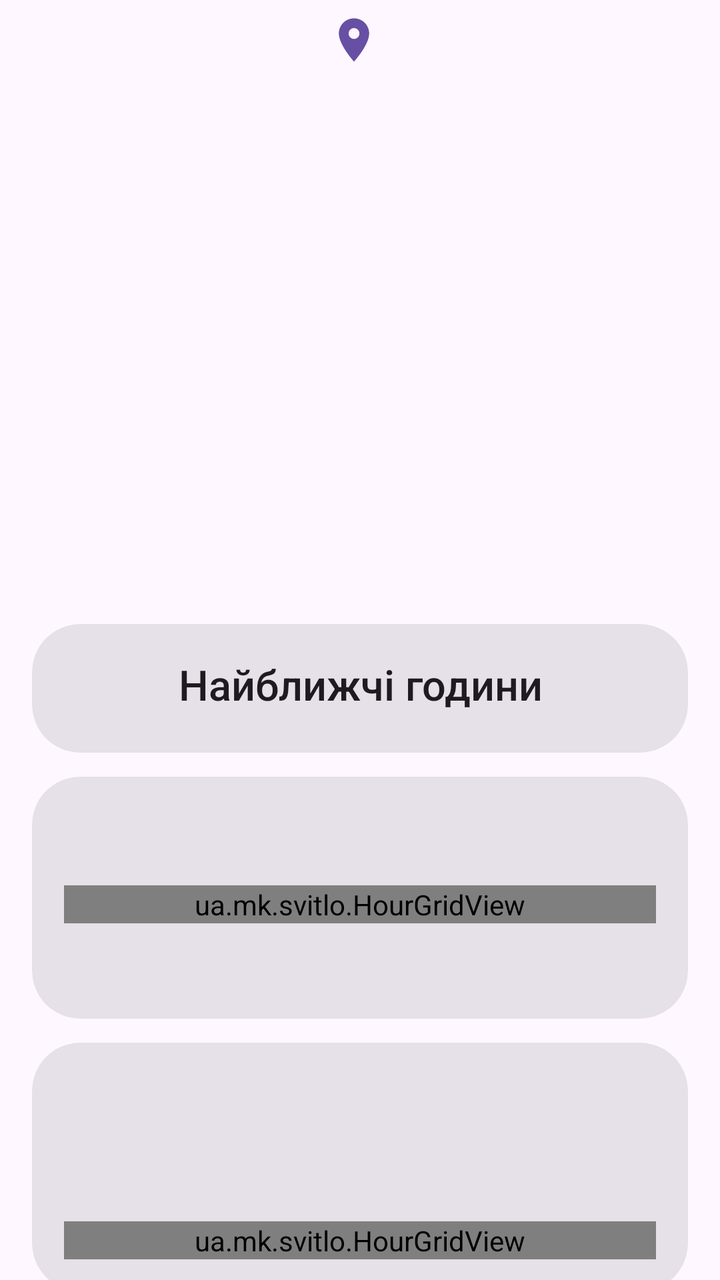
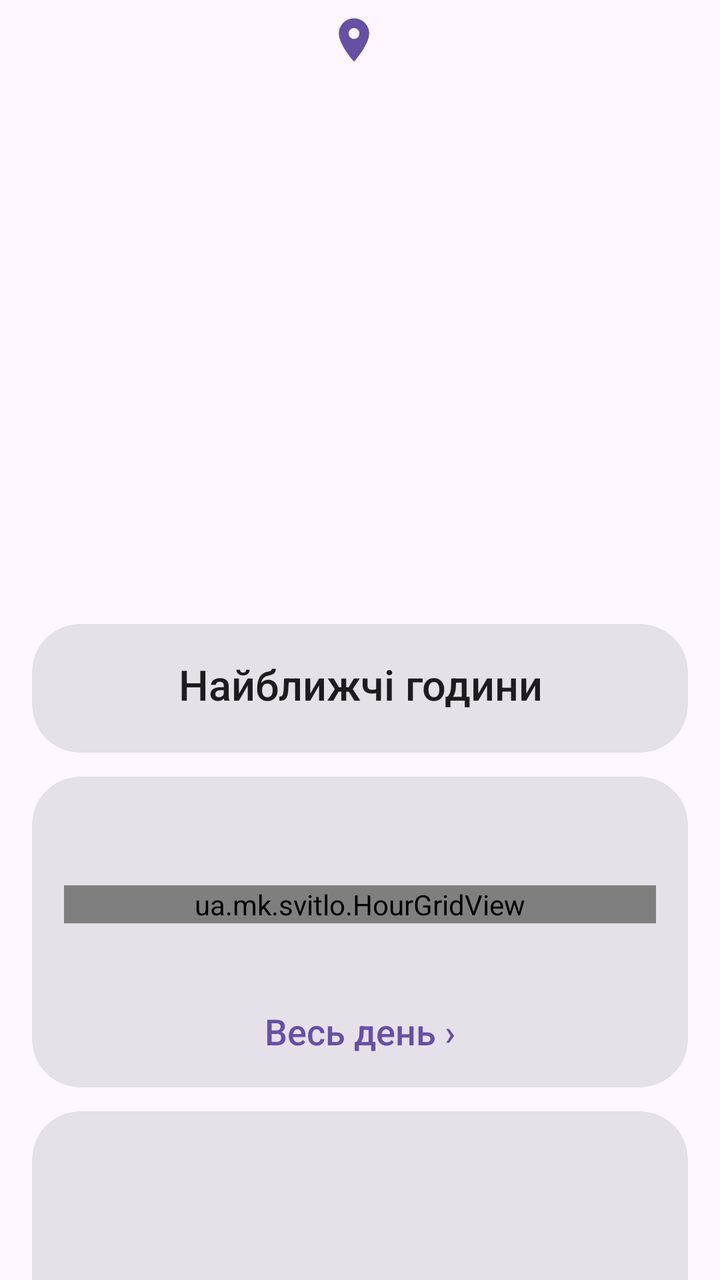

Screens rendered from an Android XML layout before and after an edit, with the pre-edit source and the edit as a unified diff.
<!-- AndroidManifest.xml: application theme AppTheme -->
<!-- res/layout/page_address.xml -->
<?xml version="1.0" encoding="utf-8"?>
<androidx.core.widget.NestedScrollView xmlns:android="http://schemas.android.com/apk/res/android"
    xmlns:app="http://schemas.android.com/apk/res-auto"
    android:layout_width="match_parent"
    android:layout_height="match_parent">

    <LinearLayout
        android:layout_width="match_parent"
        android:layout_height="wrap_content"
        android:orientation="vertical"
        android:paddingStart="16dp"
        android:paddingTop="4dp"
        android:paddingEnd="16dp"
        android:paddingBottom="24dp">

        
        <LinearLayout
            android:id="@+id/p_addr_box"
            android:layout_width="wrap_content"
            android:layout_height="wrap_content"
            android:layout_gravity="center_horizontal"
            android:gravity="center_vertical"
            android:orientation="horizontal">

            <ImageView
                android:layout_width="26dp"
                android:layout_height="26dp"
                android:layout_marginEnd="6dp"
                android:contentDescription="@null"
                android:src="@drawable/ic_place"
                android:tint="?attr/colorPrimary" />

            <TextView
                android:id="@+id/p_addr_name"
                android:layout_width="wrap_content"
                android:layout_height="wrap_content"
                android:fontFamily="sans-serif-medium"
                android:gravity="center"
                android:textColor="?attr/colorOnSurface"
                android:textSize="24sp" />
        </LinearLayout>

        <TextView
            android:id="@+id/p_addr_full"
            android:layout_width="match_parent"
            android:layout_height="wrap_content"
            android:layout_marginTop="2dp"
            android:layout_marginBottom="12dp"
            android:gravity="center"
            android:textColor="?attr/colorOnSurfaceVariant"
            android:textSize="17sp" />

        
        <com.google.android.material.card.MaterialCardView
            android:id="@+id/card_hero"
            android:layout_width="match_parent"
            android:layout_height="wrap_content"
            app:cardCornerRadius="28dp"
            app:cardElevation="0dp"
            app:strokeWidth="0dp">

            <LinearLayout
                android:layout_width="match_parent"
                android:layout_height="wrap_content"
                android:gravity="center_horizontal"
                android:orientation="vertical"
                android:paddingStart="20dp"
                android:paddingTop="22dp"
                android:paddingEnd="20dp"
                android:paddingBottom="22dp">

                <ImageView
                    android:id="@+id/h_icon"
                    android:layout_width="60dp"
                    android:layout_height="60dp"
                    android:contentDescription="@null" />

                <TextView
                    android:id="@+id/h_title"
                    android:layout_width="match_parent"
                    android:layout_height="wrap_content"
                    android:layout_marginTop="6dp"
                    android:fontFamily="sans-serif-medium"
                    android:gravity="center"
                    android:textSize="36sp" />

                <TextView
                    android:id="@+id/h_line1"
                    android:layout_width="match_parent"
                    android:layout_height="wrap_content"
                    android:layout_marginTop="10dp"
                    android:fontFamily="sans-serif-medium"
                    android:gravity="center"
                    android:textSize="24sp" />

                <TextView
                    android:id="@+id/h_line2"
                    android:layout_width="match_parent"
                    android:layout_height="wrap_content"
                    android:layout_marginTop="2dp"
                    android:gravity="center"
                    android:textSize="18sp" />

                <com.google.android.material.button.MaterialButton
                    android:id="@+id/btn_add_first"
                    android:layout_width="wrap_content"
                    android:layout_height="wrap_content"
                    android:layout_marginTop="14dp"
                    android:text="Додати адресу"
                    android:textSize="18sp"
                    android:visibility="gone"
                    app:icon="@drawable/ic_add" />
            </LinearLayout>
        </com.google.android.material.card.MaterialCardView>

        
        <com.google.android.material.card.MaterialCardView
            android:id="@+id/card_next"
            style="?attr/materialCardViewFilledStyle"
            android:layout_width="match_parent"
            android:layout_height="wrap_content"
            android:layout_marginTop="12dp"
            app:cardCornerRadius="24dp">

            <LinearLayout
                android:layout_width="match_parent"
                android:layout_height="wrap_content"
                android:orientation="vertical"
                android:padding="16dp">

                <TextView
                    android:layout_width="match_parent"
                    android:layout_height="wrap_content"
                    android:layout_marginBottom="4dp"
                    android:fontFamily="sans-serif-medium"
                    android:gravity="center"
                    android:text="Найближчі години"
                    android:textColor="?attr/colorOnSurface"
                    android:textSize="21sp" />

                <LinearLayout
                    android:id="@+id/m_next"
                    android:layout_width="match_parent"
                    android:layout_height="wrap_content"
                    android:orientation="vertical" />
            </LinearLayout>
        </com.google.android.material.card.MaterialCardView>

        
        <com.google.android.material.card.MaterialCardView
            android:id="@+id/card_today"
            style="?attr/materialCardViewFilledStyle"
            android:layout_width="match_parent"
            android:layout_height="wrap_content"
            android:layout_marginTop="12dp"
            app:cardCornerRadius="24dp">

            <LinearLayout
                android:layout_width="match_parent"
                android:layout_height="wrap_content"
                android:orientation="vertical"
                android:padding="16dp">

                <TextView
                    android:id="@+id/m_today_label"
                    android:layout_width="match_parent"
                    android:layout_height="wrap_content"
                    android:fontFamily="sans-serif-medium"
                    android:gravity="center"
                    android:textColor="?attr/colorOnSurface"
                    android:textSize="21sp" />

                <ua.mk.svitlo.HourGridView
                    android:id="@+id/m_today_grid"
                    android:layout_width="match_parent"
                    android:layout_height="wrap_content"
                    android:layout_marginTop="10dp" />

                <TextView
                    android:id="@+id/m_legend"
                    android:layout_width="match_parent"
                    android:layout_height="wrap_content"
                    android:layout_marginTop="10dp"
                    android:gravity="center"
                    android:lineSpacingExtra="4dp"
                    android:textColor="?attr/colorOnSurfaceVariant"
                    android:textSize="16sp" />
            </LinearLayout>
        </com.google.android.material.card.MaterialCardView>

        
        <com.google.android.material.card.MaterialCardView
            android:id="@+id/card_tomorrow"
            style="?attr/materialCardViewFilledStyle"
            android:layout_width="match_parent"
            android:layout_height="wrap_content"
            android:layout_marginTop="12dp"
            app:cardCornerRadius="24dp">

            <LinearLayout
                android:layout_width="match_parent"
                android:layout_height="wrap_content"
                android:orientation="vertical"
                android:padding="16dp">

                <TextView
                    android:id="@+id/m_tomorrow_label"
                    android:layout_width="match_parent"
                    android:layout_height="wrap_content"
                    android:fontFamily="sans-serif-medium"
                    android:gravity="center"
                    android:textColor="?attr/colorOnSurface"
                    android:textSize="21sp" />

                <TextView
                    android:id="@+id/m_tomorrow_text"
                    android:layout_width="match_parent"
                    android:layout_height="wrap_content"
                    android:layout_marginTop="8dp"
                    android:gravity="center"
                    android:lineSpacingExtra="2dp"
                    android:textColor="?attr/colorOnSurface"
                    android:textSize="20sp" />

                <ua.mk.svitlo.HourGridView
                    android:id="@+id/m_tomorrow_grid"
                    android:layout_width="match_parent"
                    android:layout_height="wrap_content"
                    android:layout_marginTop="10dp" />
            </LinearLayout>
        </com.google.android.material.card.MaterialCardView>

        
        <TextView
            android:id="@+id/m_updated"
            android:layout_width="match_parent"
            android:layout_height="wrap_content"
            android:layout_marginTop="16dp"
            android:gravity="center"
            android:textColor="?attr/colorOnSurfaceVariant"
            android:textSize="16sp" />

        <com.google.android.material.button.MaterialButton
            android:id="@+id/btn_refresh"
            style="@style/Widget.Material3.Button.TonalButton"
            android:layout_width="wrap_content"
            android:layout_height="wrap_content"
            android:layout_gravity="center_horizontal"
            android:layout_marginTop="6dp"
            android:text="Оновити"
            android:textSize="17sp"
            app:icon="@drawable/ic_refresh_app" />
    </LinearLayout>
</androidx.core.widget.NestedScrollView>
<!-- resources referenced by this layout -->
<resources>
  <!-- drawable ic_add (drawable) -->
  <?xml version="1.0" encoding="utf-8"?>
  <vector xmlns:android="http://schemas.android.com/apk/res/android"
      android:width="24dp"
      android:height="24dp"
      android:viewportWidth="24"
      android:viewportHeight="24">
      <path android:fillColor="#FF000000" android:pathData="M19,13h-6v6h-2v-6H5v-2h6V5h2v6h6v2z" />
  </vector>
  <!-- drawable ic_place (drawable) -->
  <?xml version="1.0" encoding="utf-8"?>
  <vector xmlns:android="http://schemas.android.com/apk/res/android"
      android:width="24dp"
      android:height="24dp"
      android:viewportWidth="24"
      android:viewportHeight="24">
      <path android:fillColor="#FF000000" android:pathData="M12,2C8.13,2 5,5.13 5,9c0,5.25 7,13 7,13s7,-7.75 7,-13c0,-3.87 -3.13,-7 -7,-7zM12,11.5c-1.38,0 -2.5,-1.12 -2.5,-2.5s1.12,-2.5 2.5,-2.5 2.5,1.12 2.5,2.5 -1.12,2.5 -2.5,2.5z" />
  </vector>
  <!-- drawable ic_refresh_app (drawable) -->
  <?xml version="1.0" encoding="utf-8"?>
  <vector xmlns:android="http://schemas.android.com/apk/res/android"
      android:width="24dp"
      android:height="24dp"
      android:viewportWidth="24"
      android:viewportHeight="24">
      <path android:fillColor="#FF000000" android:pathData="M17.65,6.35C16.2,4.9 14.21,4 12,4c-4.42,0 -7.99,3.58 -7.99,8s3.57,8 7.99,8c3.73,0 6.84,-2.55 7.73,-6h-2.08c-0.82,2.33 -3.04,4 -5.65,4 -3.31,0 -6,-2.69 -6,-6s2.69,-6 6,-6c1.66,0 3.14,0.69 4.22,1.78L13,11h7V4l-2.35,2.35z" />
  </vector>
  <style name="AppTheme" parent="Theme.Material3.DayNight.NoActionBar">
          <item name="android:statusBarColor">?attr/colorSurface</item>
          <item name="android:windowLightStatusBar">@bool/light_bars</item>
      </style>
</resources>

<!-- the commit's change to res/layout/page_address.xml (unified diff, before → after) -->
@@ -185,6 +185,16 @@
                     android:lineSpacingExtra="4dp"
                     android:textColor="?attr/colorOnSurfaceVariant"
                     android:textSize="16sp" />
+
+                <TextView
+                    android:layout_width="match_parent"
+                    android:layout_height="wrap_content"
+                    android:layout_marginTop="10dp"
+                    android:fontFamily="sans-serif-medium"
+                    android:gravity="center"
+                    android:text="Весь день ›"
+                    android:textColor="?attr/colorPrimary"
+                    android:textSize="18sp" />
             </LinearLayout>
         </com.google.android.material.card.MaterialCardView>
 
@@ -227,6 +237,17 @@
                     android:layout_width="match_parent"
                     android:layout_height="wrap_content"
                     android:layout_marginTop="10dp" />
+
+                <TextView
+                    android:id="@+id/m_tomorrow_more"
+                    android:layout_width="match_parent"
+                    android:layout_height="wrap_content"
+                    android:layout_marginTop="10dp"
+                    android:fontFamily="sans-serif-medium"
+                    android:gravity="center"
+                    android:text="Весь день ›"
+                    android:textColor="?attr/colorPrimary"
+                    android:textSize="18sp" />
             </LinearLayout>
         </com.google.android.material.card.MaterialCardView>
 
